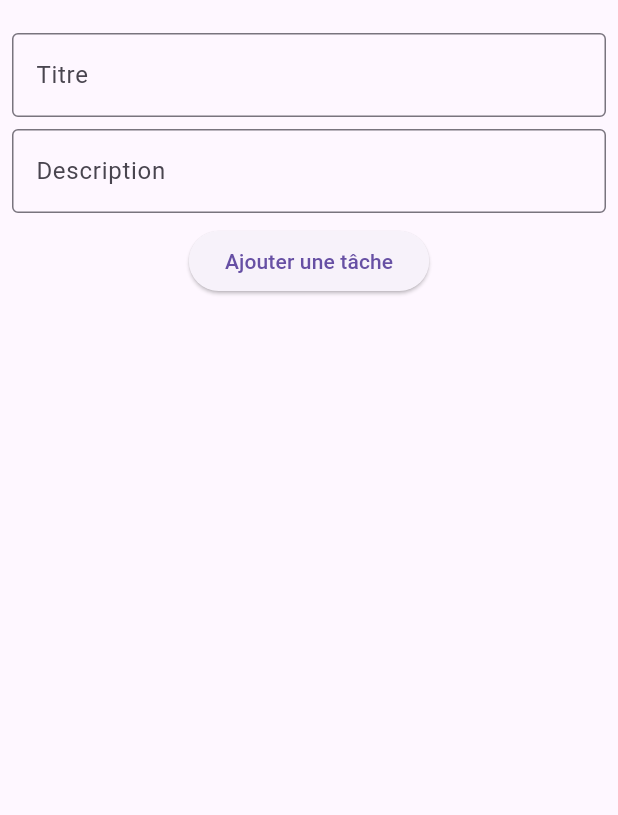
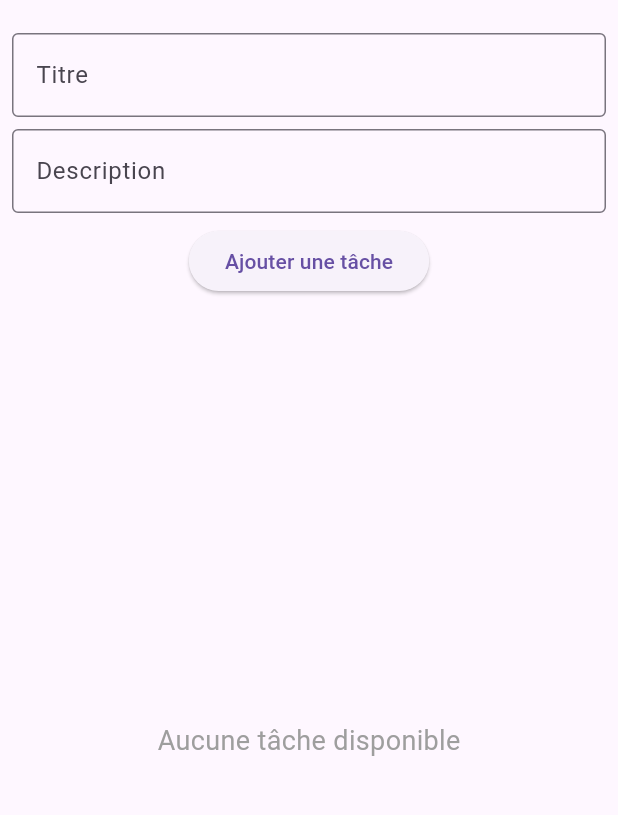
Before and after one commit to LucPASCUAL/flutter-eval, a Flutter app: the TodoScreen screen opened directly, on a phone screen of 412 x 824 dp, the part 63-878 px from its top. Run offline on Flutter 3.47's test engine with Material 3 defaults, Android fonts, the phone set to English and light mode, and no system bars; our stand-ins replace flutter_slidable.

Commit message:
operateur ternaire

```diff
--- a/lib/presentation/screens/todo_screen.dart
+++ b/lib/presentation/screens/todo_screen.dart
@@ -67,7 +67,8 @@ class _TodoScreenState extends State<TodoScreen> {
                   maxLines: null,
                   keyboardType: TextInputType.multiline,
                   onSubmitted: (value) {
-                    _addTask(_titleController.text, _descriptionController.text);
+                    _addTask(
+                        _titleController.text, _descriptionController.text);
                   },
                 ),
                 const SizedBox(height: 8),
@@ -82,7 +83,17 @@ class _TodoScreenState extends State<TodoScreen> {
             ),
           ),
           Expanded(
-            child: ListView.separated(
+            child: _tasks.isEmpty
+                ? Center(
+                    child: Text(
+                      'Aucune tâche disponible',
+                      style: TextStyle(
+                        fontSize: 18,
+                        color: Colors.grey,
+                      ),
+                    ),
+                  )
+                : ListView.separated(
                     itemCount: _tasks.length,
                     itemBuilder: (context, index) {
                       return Slidable(
```
Lines whose indentation alone changed are shown as unchanged.
